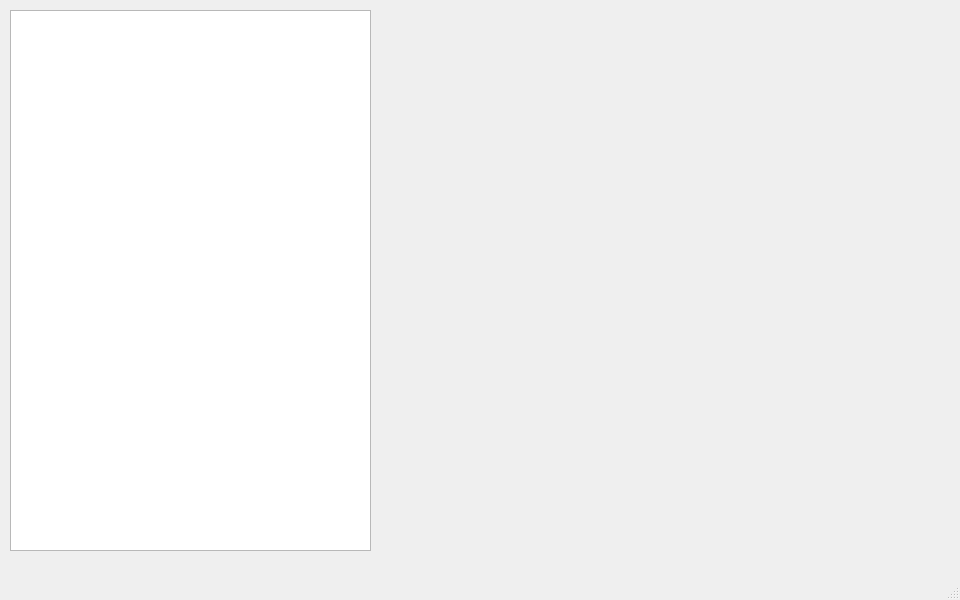
Before: the Qt Designer form style/test.ui in Evgen1ch/Statistics-lab-1, drawn with Qt 5.
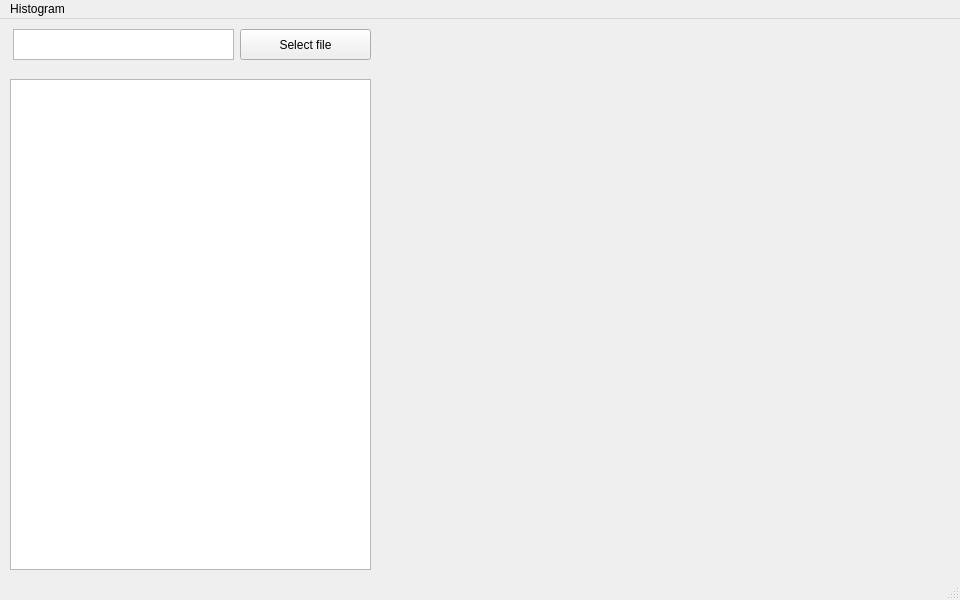
After: the same form once the commit is applied.

```diff
--- a/style/test.ui
+++ b/style/test.ui
@@ -27,9 +27,9 @@
     <property name="geometry">
      <rect>
       <x>10</x>
-      <y>10</y>
+      <y>60</y>
       <width>361</width>
-      <height>541</height>
+      <height>491</height>
      </rect>
     </property>
    </widget>
@@ -44,6 +44,43 @@
     </property>
     <layout class="QVBoxLayout" name="plotLayout"/>
    </widget>
+   <widget class="QPushButton" name="selectFileButton">
+    <property name="geometry">
+     <rect>
+      <x>240</x>
+      <y>10</y>
+      <width>131</width>
+      <height>31</height>
+     </rect>
+    </property>
+    <property name="text">
+     <string>Select file</string>
+    </property>
+   </widget>
+   <widget class="QTextEdit" name="textEditFilename">
+    <property name="geometry">
+     <rect>
+      <x>13</x>
+      <y>10</y>
+      <width>221</width>
+      <height>31</height>
+     </rect>
+    </property>
+    <property name="font">
+     <font>
+      <pointsize>11</pointsize>
+     </font>
+    </property>
+    <property name="verticalScrollBarPolicy">
+     <enum>Qt::ScrollBarAlwaysOff</enum>
+    </property>
+    <property name="horizontalScrollBarPolicy">
+     <enum>Qt::ScrollBarAlwaysOff</enum>
+    </property>
+    <property name="lineWrapMode">
+     <enum>QTextEdit::NoWrap</enum>
+    </property>
+   </widget>
   </widget>
   <widget class="QMenuBar" name="menubar">
    <property name="geometry">
@@ -54,6 +91,12 @@
      <height>21</height>
     </rect>
    </property>
+   <widget class="QMenu" name="menuHistogram">
+    <property name="title">
+     <string>Histogram</string>
+    </property>
+   </widget>
+   <addaction name="menuHistogram"/>
   </widget>
   <widget class="QStatusBar" name="statusbar"/>
  </widget>
```
